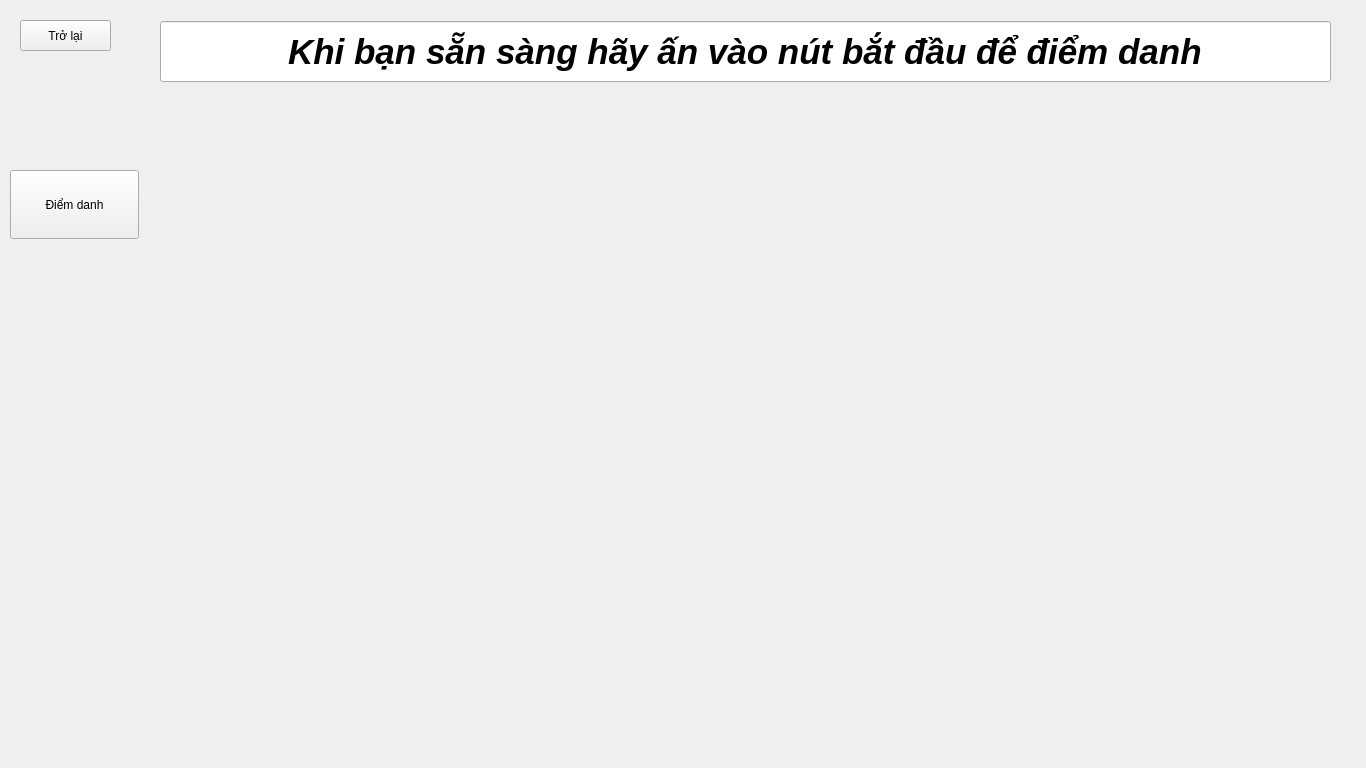
This is src/ui/teacher/Attendance.ui in ngocgiang99/Attendance-By-Face as Qt 5 draws it before an edit. The edited form follows.
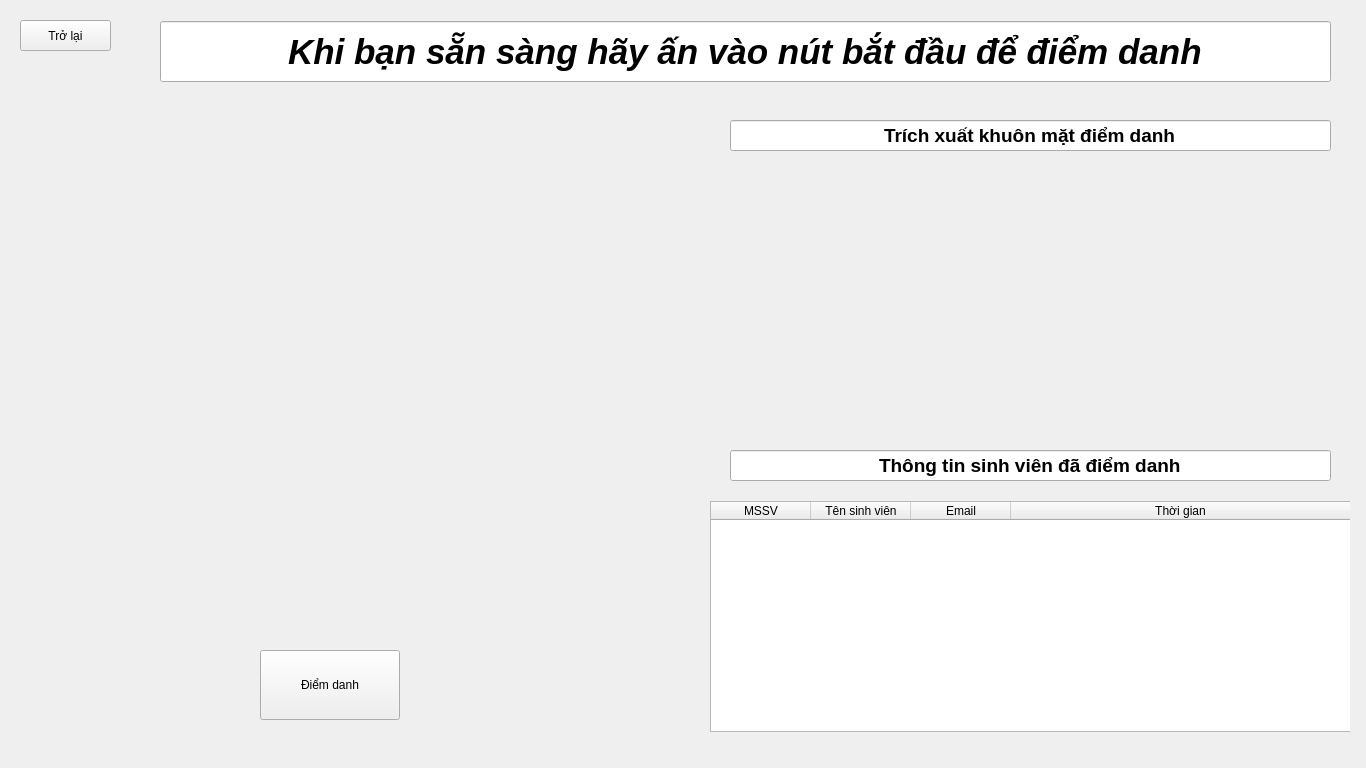
This is the edited form.

Commit message: Add attendance widget

```diff
--- a/src/ui/teacher/Attendance.ui
+++ b/src/ui/teacher/Attendance.ui
@@ -55,13 +55,13 @@
     <set>Qt::AlignCenter</set>
    </property>
   </widget>
-  <widget class="QPushButton" name="attend_button">
+  <widget class="QWidget" name="preview_widget" native="true">
    <property name="geometry">
     <rect>
      <x>10</x>
-     <y>170</y>
-     <width>129</width>
-     <height>69</height>
+     <y>110</y>
+     <width>640</width>
+     <height>640</height>
     </rect>
    </property>
    <property name="sizePolicy">
@@ -70,28 +70,164 @@
      <verstretch>0</verstretch>
     </sizepolicy>
    </property>
-   <property name="text">
-    <string>Điểm danh</string>
+   <widget class="QPushButton" name="attend_button">
+    <property name="geometry">
+     <rect>
+      <x>250</x>
+      <y>540</y>
+      <width>140</width>
+      <height>70</height>
+     </rect>
+    </property>
+    <property name="sizePolicy">
+     <sizepolicy hsizetype="Preferred" vsizetype="Preferred">
+      <horstretch>0</horstretch>
+      <verstretch>0</verstretch>
+     </sizepolicy>
+    </property>
+    <property name="text">
+     <string>Điểm danh</string>
+    </property>
+    <property name="checkable">
+     <bool>true</bool>
+    </property>
+   </widget>
+   <widget class="QWidget" name="cam_widget" native="true">
+    <property name="geometry">
+     <rect>
+      <x>0</x>
+      <y>-1</y>
+      <width>640</width>
+      <height>481</height>
+     </rect>
+    </property>
+   </widget>
+  </widget>
+  <widget class="QWidget" name="recognition_widget" native="true">
+   <property name="geometry">
+    <rect>
+     <x>710</x>
+     <y>110</y>
+     <width>640</width>
+     <height>320</height>
+    </rect>
    </property>
-   <property name="checkable">
-    <bool>true</bool>
-   </property>
+   <widget class="QLineEdit" name="tittle">
+    <property name="geometry">
+     <rect>
+      <x>20</x>
+      <y>10</y>
+      <width>601</width>
+      <height>31</height>
+     </rect>
+    </property>
+    <property name="font">
+     <font>
+      <pointsize>14</pointsize>
+      <bold>true</bold>
+     </font>
+    </property>
+    <property name="text">
+     <string>Trích xuất khuôn mặt điểm danh</string>
+    </property>
+    <property name="alignment">
+     <set>Qt::AlignCenter</set>
+    </property>
+   </widget>
+   <widget class="QWidget" name="horizontalLayoutWidget">
+    <property name="geometry">
+     <rect>
+      <x>0</x>
+      <y>70</y>
+      <width>641</width>
+      <height>251</height>
+     </rect>
+    </property>
+    <layout class="QHBoxLayout" name="face_preview">
+     <property name="spacing">
+      <number>5</number>
+     </property>
+     <property name="leftMargin">
+      <number>0</number>
+     </property>
+    </layout>
+   </widget>
   </widget>
-  <widget class="QWidget" name="cam_widget" native="true">
+  <widget class="QWidget" name="attendance_info" native="true">
    <property name="geometry">
     <rect>
-     <x>159</x>
-     <y>133</y>
-     <width>1171</width>
-     <height>601</height>
+     <x>710</x>
+     <y>430</y>
+     <width>640</width>
+     <height>320</height>
     </rect>
    </property>
-   <property name="sizePolicy">
-    <sizepolicy hsizetype="Preferred" vsizetype="Preferred">
-     <horstretch>0</horstretch>
-     <verstretch>0</verstretch>
-    </sizepolicy>
-   </property>
+   <widget class="QTableWidget" name="attendance_table">
+    <property name="geometry">
+     <rect>
+      <x>0</x>
+      <y>71</y>
+      <width>641</width>
+      <height>231</height>
+     </rect>
+    </property>
+    <attribute name="horizontalHeaderCascadingSectionResizes">
+     <bool>false</bool>
+    </attribute>
+    <attribute name="horizontalHeaderShowSortIndicator" stdset="0">
+     <bool>true</bool>
+    </attribute>
+    <attribute name="horizontalHeaderStretchLastSection">
+     <bool>true</bool>
+    </attribute>
+    <column>
+     <property name="text">
+      <string>MSSV</string>
+     </property>
+     <property name="font">
+      <font>
+       <stylestrategy>PreferDefault</stylestrategy>
+      </font>
+     </property>
+    </column>
+    <column>
+     <property name="text">
+      <string>Tên sinh viên</string>
+     </property>
+    </column>
+    <column>
+     <property name="text">
+      <string>Email</string>
+     </property>
+    </column>
+    <column>
+     <property name="text">
+      <string>Thời gian</string>
+     </property>
+    </column>
+   </widget>
+   <widget class="QLineEdit" name="tittle_2">
+    <property name="geometry">
+     <rect>
+      <x>20</x>
+      <y>20</y>
+      <width>601</width>
+      <height>31</height>
+     </rect>
+    </property>
+    <property name="font">
+     <font>
+      <pointsize>14</pointsize>
+      <bold>true</bold>
+     </font>
+    </property>
+    <property name="text">
+     <string>Thông tin sinh viên đã điểm danh</string>
+    </property>
+    <property name="alignment">
+     <set>Qt::AlignCenter</set>
+    </property>
+   </widget>
   </widget>
  </widget>
  <resources/>
```
The commit also changes 3 other files.
